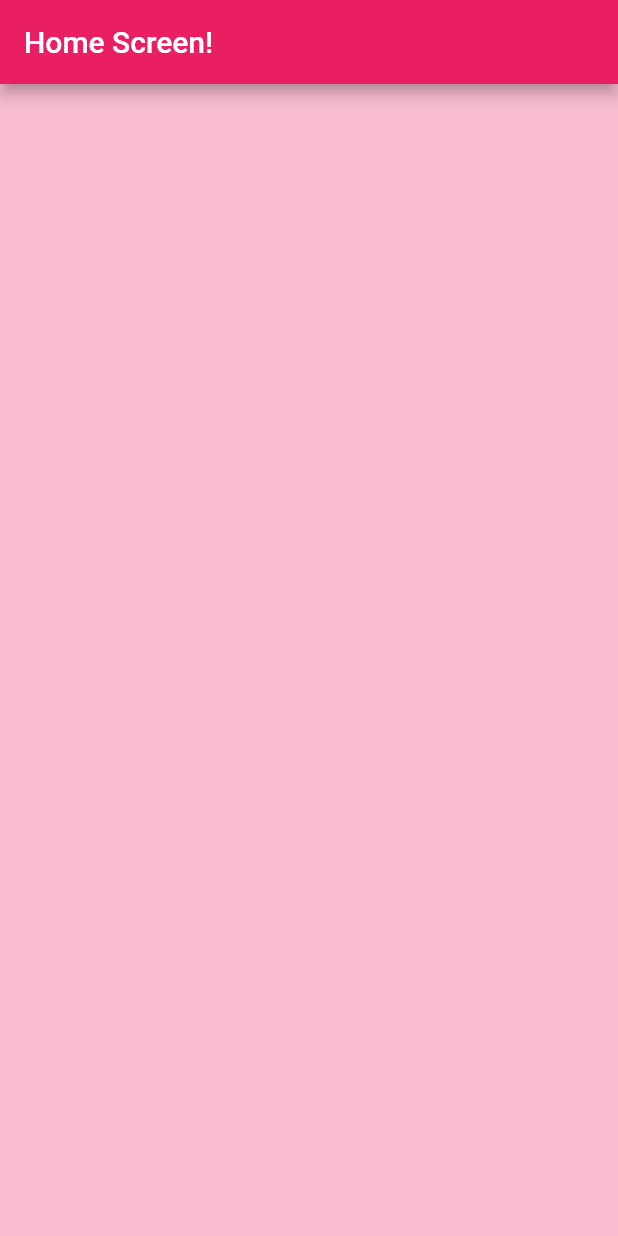
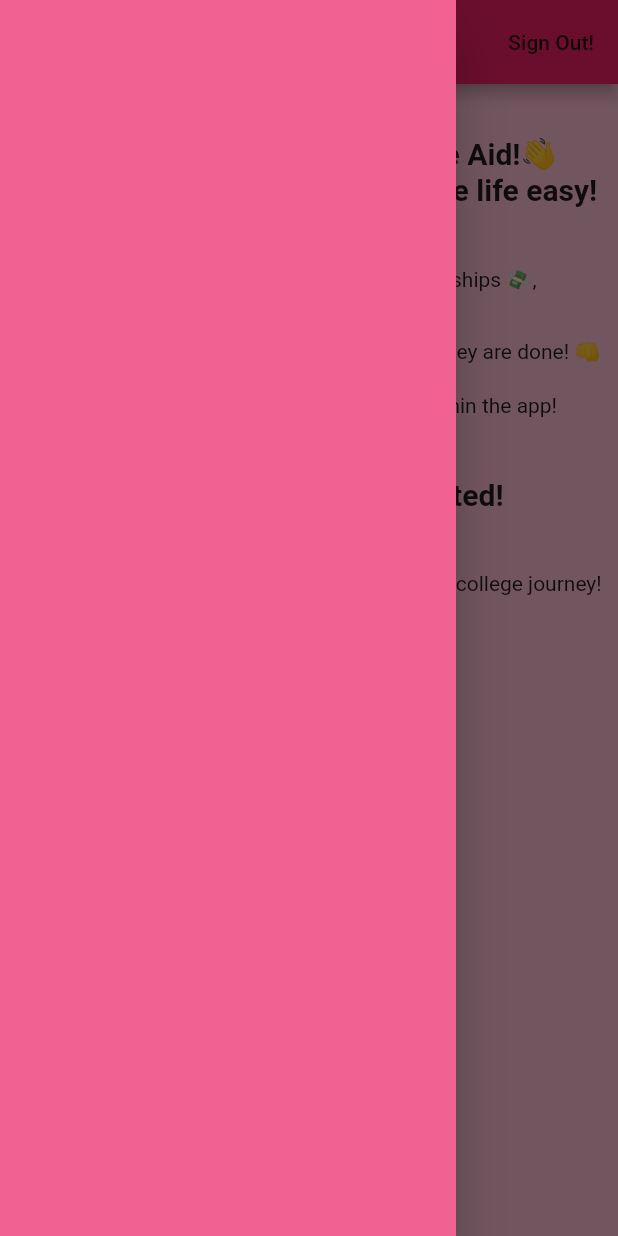
Before and after one commit to c25kenneth/coll_aid, a Flutter app: the Home screen opened directly, with the side drawer open (before the commit the screen has no drawer), on a phone screen of 412 x 824 dp. Run offline on Flutter 3.47's test engine with Material 2 defaults, Android fonts, the phone set to English and light mode, and no system bars; our stand-ins replace firebase_auth, firebase_core; accounts and stored records are empty; network calls fail.

Commit message:
added basic, empty drawer and basic home screen UI

```diff
--- a/lib/Home.dart
+++ b/lib/Home.dart
@@ -1,4 +1,8 @@
+import 'package:coll_aid/fireflutter.dart';
+import 'package:coll_aid/main.dart';
 import 'package:flutter/material.dart';
+
+import 'navigationDrawerWidget.dart';
 
 class Home extends StatefulWidget {
   const Home({ Key? key }) : super(key: key);
@@ -11,7 +15,33 @@ class _HomeState extends State<Home> {
   @override
   Widget build(BuildContext context) {
     return Scaffold(
-      appBar: AppBar(title: Text('Home Screen!'),),
+      drawer: NavigationDrawerWidget(),
+      appBar: AppBar(title: Text('Home'), actions: [
+        MaterialButton(onPressed: (){
+            signOut();
+            Navigator.pushReplacement(context, MaterialPageRoute(builder: (context) => MyHomePage()));
+          }, child: Text('Sign Out!')),
+        ],),
+        body: Center(
+          child: Column(
+            children: [
+              SizedBox(height: 35.0),
+              Text('Hello and welcome to College Aid!👋', style: TextStyle(fontSize: 20.0, fontWeight: FontWeight.bold),),
+              Text('We are here to make your college life easy!', style: TextStyle(fontSize: 20.0, fontWeight: FontWeight.bold),),
+              SizedBox(height: 40.0,),
+              Text('Here at College Aid, you can find scholarships 💸, '),
+              Text('internships and careers 🎓, '),
+              Text('courses 🏫, '),
+              Text('And manage your assignments to make sure they are done! 👊'),
+              SizedBox(height: 20.0,),
+              Text('Educators can add these opportunities within the app! '),
+              SizedBox(height: 40.0),
+              Text("It's super easy to get started!", style: TextStyle(fontSize: 20.0, fontWeight: FontWeight.bold),),
+              SizedBox(height: 40.0,),
+              Text('Click the three lines on the appbar to start your college journey!'),
+            ],
+          ),
+        ),
     );
   }
 }
--- /dev/null
+++ b/lib/navigationDrawerWidget.dart
@@ -0,0 +1,24 @@
+import 'package:flutter/material.dart';
+
+class NavigationDrawerWidget extends StatefulWidget {
+  const NavigationDrawerWidget({ Key? key }) : super(key: key);
+
+  @override
+  _NavigationDrawerWidgetState createState() => _NavigationDrawerWidgetState();
+}
+
+class _NavigationDrawerWidgetState extends State<NavigationDrawerWidget> {
+  @override
+  Widget build(BuildContext context) {
+    return Drawer(
+      child: Material(
+        color: Colors.pink[300],
+        child: ListView(
+          children: [
+            const SizedBox(height: 48,),
+          ],
+        ),
+      ),
+    );
+  }
+}
```
